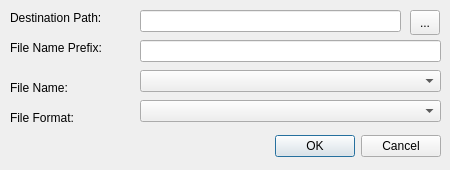
zint/zint-gpl-only, file frontend_qt4/extExport.ui: the form before one commit.
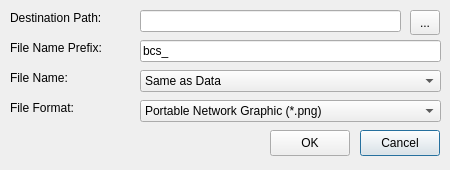
The form after the commit.

Commit message: Complete the export process

Diff of the .ui file:
```diff
--- a/frontend_qt4/extExport.ui
+++ b/frontend_qt4/extExport.ui
@@ -13,22 +13,6 @@
   <property name="windowTitle">
    <string>Export Barcodes</string>
   </property>
-  <widget class="QDialogButtonBox" name="buttonBox">
-   <property name="geometry">
-    <rect>
-     <x>10</x>
-     <y>130</y>
-     <width>431</width>
-     <height>32</height>
-    </rect>
-   </property>
-   <property name="orientation">
-    <enum>Qt::Horizontal</enum>
-   </property>
-   <property name="standardButtons">
-    <set>QDialogButtonBox::Cancel|QDialogButtonBox::Ok</set>
-   </property>
-  </widget>
   <widget class="QLineEdit" name="linDestPath">
    <property name="geometry">
     <rect>
@@ -48,6 +32,9 @@
      <height>22</height>
     </rect>
    </property>
+   <property name="text">
+    <string>bcs_</string>
+   </property>
   </widget>
   <widget class="QComboBox" name="cmbFileName">
    <property name="geometry">
@@ -58,6 +45,16 @@
      <height>22</height>
     </rect>
    </property>
+   <item>
+    <property name="text">
+     <string>Same as Data</string>
+    </property>
+   </item>
+   <item>
+    <property name="text">
+     <string>Serial Number</string>
+    </property>
+   </item>
   </widget>
   <widget class="QComboBox" name="cmbFileFormat">
    <property name="geometry">
@@ -68,6 +65,21 @@
      <height>22</height>
     </rect>
    </property>
+   <item>
+    <property name="text">
+     <string>Portable Network Graphic (*.png)</string>
+    </property>
+   </item>
+   <item>
+    <property name="text">
+     <string>Embedded Post Script (*.eps)</string>
+    </property>
+   </item>
+   <item>
+    <property name="text">
+     <string>Scalable Vector Graphic (*.svg)</string>
+    </property>
+   </item>
   </widget>
   <widget class="QToolButton" name="btnDestPath">
    <property name="geometry">
@@ -112,7 +124,7 @@
    <property name="geometry">
     <rect>
      <x>10</x>
-     <y>80</y>
+     <y>70</y>
      <width>111</width>
      <height>16</height>
     </rect>
@@ -125,7 +137,7 @@
    <property name="geometry">
     <rect>
      <x>10</x>
-     <y>110</y>
+     <y>100</y>
      <width>111</width>
      <height>16</height>
     </rect>
@@ -134,6 +146,32 @@
     <string>File Format:</string>
    </property>
   </widget>
+  <widget class="QPushButton" name="btnCancel">
+   <property name="geometry">
+    <rect>
+     <x>360</x>
+     <y>130</y>
+     <width>80</width>
+     <height>26</height>
+    </rect>
+   </property>
+   <property name="text">
+    <string>Cancel</string>
+   </property>
+  </widget>
+  <widget class="QPushButton" name="btnOK">
+   <property name="geometry">
+    <rect>
+     <x>270</x>
+     <y>130</y>
+     <width>80</width>
+     <height>26</height>
+    </rect>
+   </property>
+   <property name="text">
+    <string>OK</string>
+   </property>
+  </widget>
  </widget>
  <resources/>
  <connections>
```
Left out of the diff: 35 changed lines with no effect on the pictures. The commit also changes 5 other files.
